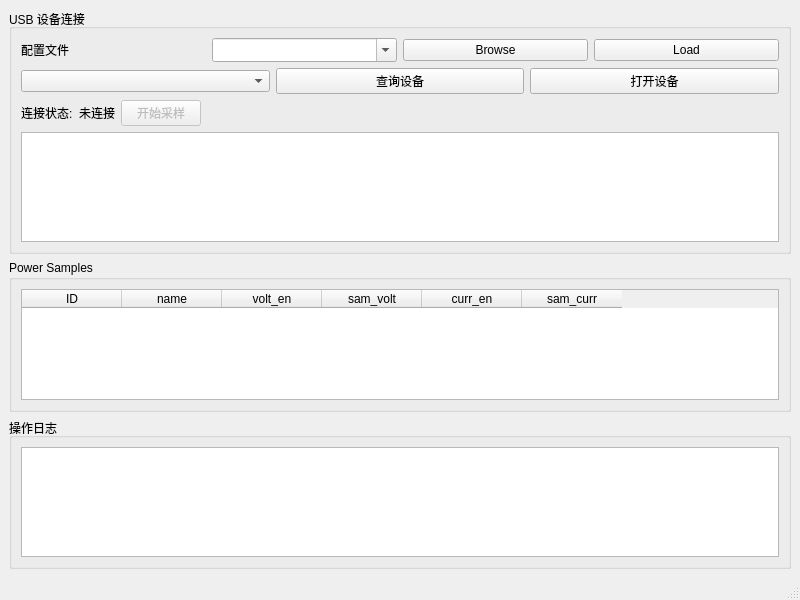
The window that power_control/src/mainwindow.ui (tc-ct/power-control-suite) describes before a commit, drawn with Qt 5.
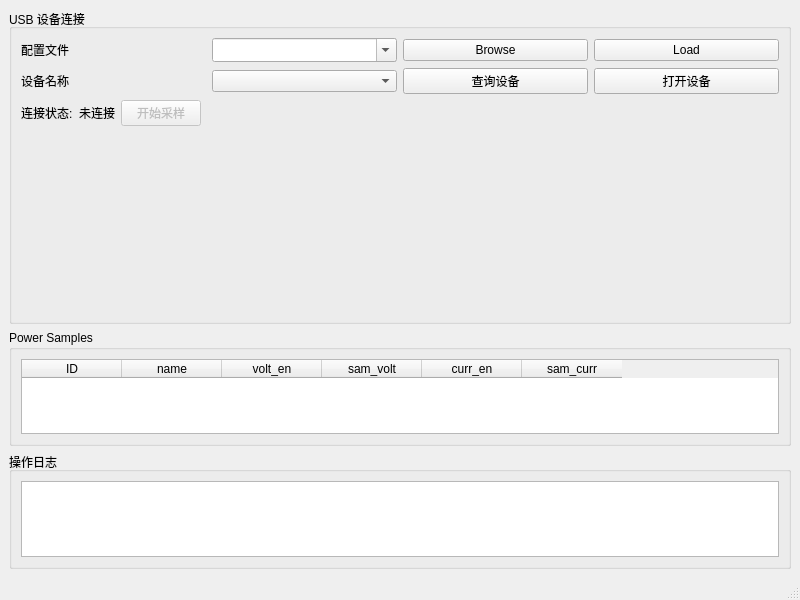
The same window after the commit.

Commit message: feat: 1.Implement Qt GUI 2. Add sampling waveform display and recording functions

The edit to the form file:
```diff
--- a/power_control/src/mainwindow.ui
+++ b/power_control/src/mainwindow.ui
@@ -58,6 +58,13 @@
            </item>
          <item>
           <layout class="QHBoxLayout" name="controlLayout">
+                <item>
+              <widget class="QLabel" name="deviceNameLabel">
+               <property name="text">
+                <string>设备名称</string>
+               </property>
+              </widget>
+                </item>
               <item>
                <widget class="QComboBox" name="deviceComboBox"/>
               </item>
@@ -119,7 +126,14 @@
           </layout>
          </item>
          <item>
-          <widget class="QListWidget" name="deviceList"/>
+          <widget class="QWidget" name="waveformHost">
+           <property name="minimumSize">
+            <size>
+             <width>0</width>
+             <height>180</height>
+            </size>
+           </property>
+          </widget>
          </item>
         </layout>
       </widget>
```
The commit also changes 35 other files.
